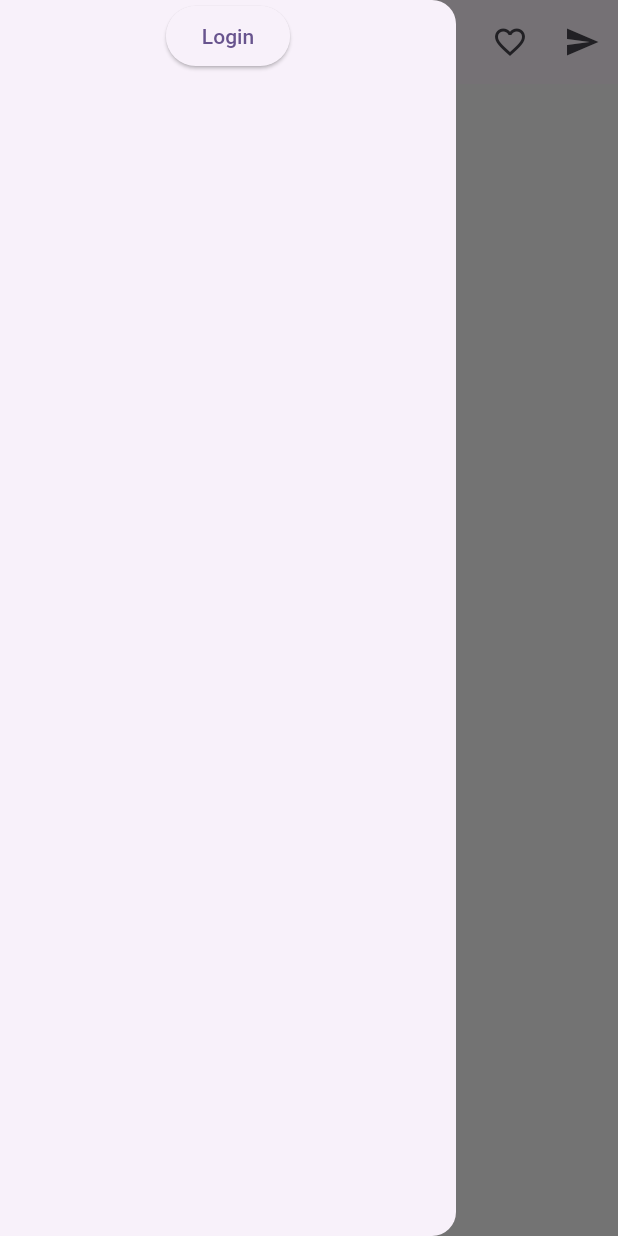
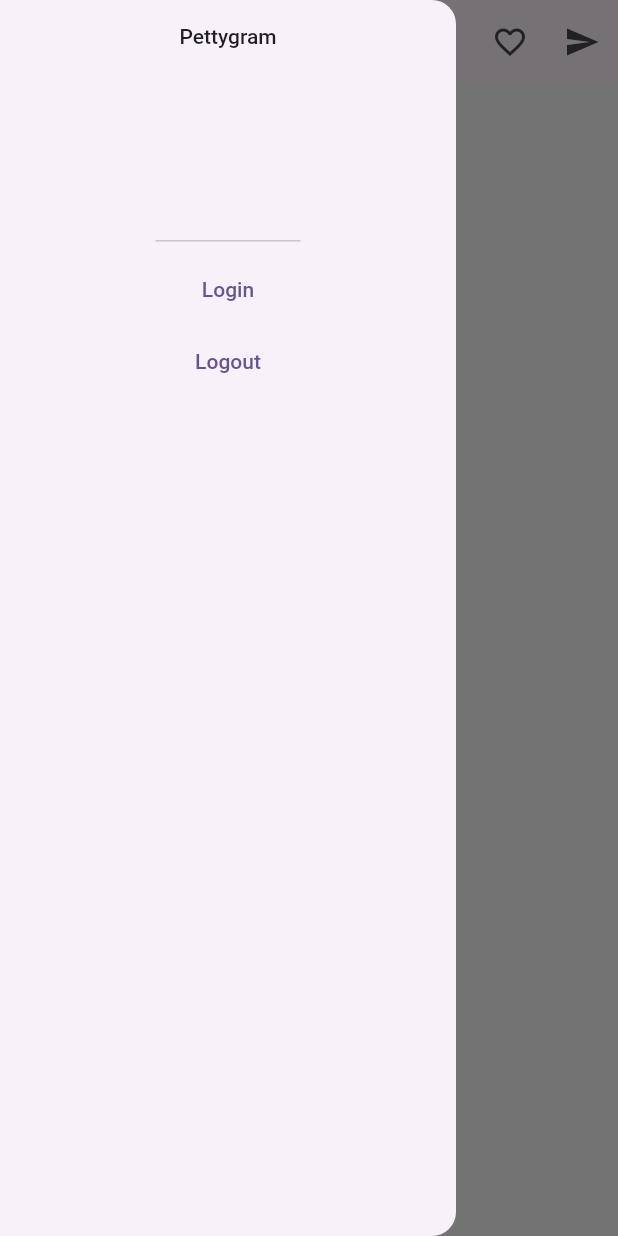
Before and after one commit to Bojan227/insta-flutter, a Flutter app: the screen it shows after launch, with the side drawer open, on a phone screen of 412 x 824 dp. Run offline on Flutter 3.47's test engine with Material 2 defaults, Android fonts, the phone set to English and light mode, and no system bars; our stand-ins replace bloc, dio, equatable, flutter_bloc, get_it, go_router and 1 more; network calls fail.

Commit message:
add input field and main drawer widget

```diff
--- a/lib/main.dart
+++ b/lib/main.dart
@@ -1,8 +1,6 @@
-import 'package:dio/dio.dart';
 import 'package:flutter/material.dart';
 import 'package:pettygram_flutter/injector/injector.dart';
 import 'package:pettygram_flutter/router.dart';
-import 'package:pettygram_flutter/storage/shared_preferences.dart';
 
 Future<void> main() async {
   WidgetsFlutterBinding.ensureInitialized();
--- a/lib/models/login.dart
+++ b/lib/models/login.dart
@@ -11,6 +11,5 @@ class Login extends Equatable {
   late Token token;
 
   @override
-  // TODO: implement props
   List<Object?> get props => [token];
 }
--- a/lib/storage/shared_preferences.dart
+++ b/lib/storage/shared_preferences.dart
@@ -15,4 +15,6 @@ class SharedPreferencesConfig {
       prefs!.setString(key, value);
 
   String? getString(String key) => prefs!.getString(key);
+
+  Future<bool> removeString(String key) => prefs!.remove(key);
 }
--- a/lib/ui/home/home_screen.dart
+++ b/lib/ui/home/home_screen.dart
@@ -4,6 +4,7 @@ import 'package:go_router/go_router.dart';
 import 'package:pettygram_flutter/blocs/login/login_bloc.dart';
 import 'package:pettygram_flutter/injector/injector.dart';
 import 'package:pettygram_flutter/storage/shared_preferences.dart';
+import 'package:pettygram_flutter/widgets/main_drawer.dart';
 import 'package:pettygram_flutter/widgets/stories.dart';
 
 class HomeScreen extends StatefulWidget {
@@ -25,21 +26,7 @@ class _HomeScreenState extends State<HomeScreen> {
         getIt<SharedPreferencesConfig>().getString('accessToken');
 
     return Scaffold(
-      drawer: SafeArea(
-        child: Drawer(
-            child: Column(
-          children: [
-            ElevatedButton(
-              onPressed: () {
-                if (token != null) Navigator.of(context).pop();
-
-                context.go('/login');
-              },
-              child: const Text('Login'),
-            )
-          ],
-        )),
-      ),
+      drawer: const MainDrawer(),
       appBar: AppBar(
         title: const Text('Pettygram'),
         actions: [
--- /dev/null
+++ b/lib/widgets/main_drawer.dart
@@ -0,0 +1,39 @@
+import 'package:flutter/material.dart';
+import 'package:go_router/go_router.dart';
+
+import '../injector/injector.dart';
+import '../storage/shared_preferences.dart';
+
+class MainDrawer extends StatelessWidget {
+  const MainDrawer({super.key});
+
+  @override
+  Widget build(BuildContext context) {
+    final String? token =
+        getIt<SharedPreferencesConfig>().getString('accessToken');
+
+    return Drawer(
+        child: Column(
+      children: [
+        const DrawerHeader(
+          child: Text('Pettygram'),
+        ),
+        TextButton(
+          onPressed: () {
+            if (token != null) Navigator.of(context).pop();
+
+            context.go('/login');
+          },
+          child: const Text('Login'),
+        ),
+        TextButton(
+          onPressed: () {
+            getIt<SharedPreferencesConfig>().removeString('accessToken');
+            context.go('/login');
+          },
+          child: const Text('Logout'),
+        )
+      ],
+    ));
+  }
+}
```
Also changed, not shown: lib/ui/login/login_screen.dart (+23 -29 lines), lib/widgets/input_field.dart (added, +32 -0 lines).
